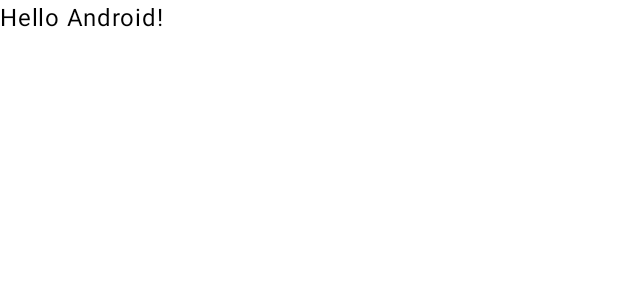
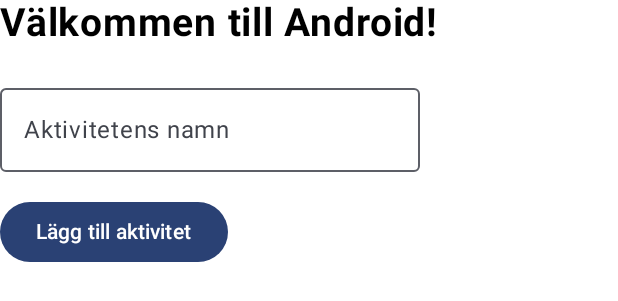
Before and after one commit to JenniferMellbin/Hundklubben, an Android app built with Jetpack Compose: the @Preview function GreetingPreview, on a phone screen of 412 x 824 dp. Shown: the top 301 px of the screen. Run offline under Robolectric (Android 15) with nearby library versions, the phone set to English and light mode, and no system bars.

Commit message:
Skapat startsida med textfalt och knapp

```diff
--- a/app/src/main/java/com/example/hundklubben/MainActivity.kt
+++ b/app/src/main/java/com/example/hundklubben/MainActivity.kt
@@ -12,6 +12,18 @@ import androidx.compose.runtime.Composable
 import androidx.compose.ui.Modifier
 import androidx.compose.ui.tooling.preview.Preview
 import com.example.hundklubben.ui.theme.HundklubbenTheme
+import androidx.compose.ui.text.font.FontWeight
+import androidx.compose.ui.unit.sp
+import androidx.compose.foundation.layout.Column
+import androidx.compose.foundation.layout.Spacer
+import androidx.compose.foundation.layout.height
+import androidx.compose.material3.OutlinedTextField
+import androidx.compose.runtime.mutableStateOf
+import androidx.compose.runtime.remember
+import androidx.compose.runtime.getValue
+import androidx.compose.runtime.setValue
+import androidx.compose.ui.unit.dp
+import androidx.compose.material3.Button
 
 class MainActivity : ComponentActivity() {
     override fun onCreate(savedInstanceState: Bundle?) {
@@ -32,10 +44,32 @@ class MainActivity : ComponentActivity() {
 
 @Composable
 fun Greeting(name: String, modifier: Modifier = Modifier) {
-    Text(
-        text = "Hello $name!",
-        modifier = modifier
-    )
+
+    var aktivitetNamn by remember { mutableStateOf("") }
+
+    Column(modifier = modifier) {
+
+        Text(
+            text = "Välkommen till $name!",
+            fontSize = 26.sp,
+            fontWeight = FontWeight.Bold
+        )
+
+        Spacer(modifier = Modifier.height(20.dp))
+
+        OutlinedTextField(
+            value = aktivitetNamn,
+            onValueChange = { aktivitetNamn = it },
+            label = { Text("Aktivitetens namn") }
+        )
+        Spacer(modifier = Modifier.height(16.dp))
+
+        Button(
+            onClick = { }
+        ) {
+            Text("Lägg till aktivitet")
+        }
+    }
 }
 
 @Preview(showBackground = true)
```
